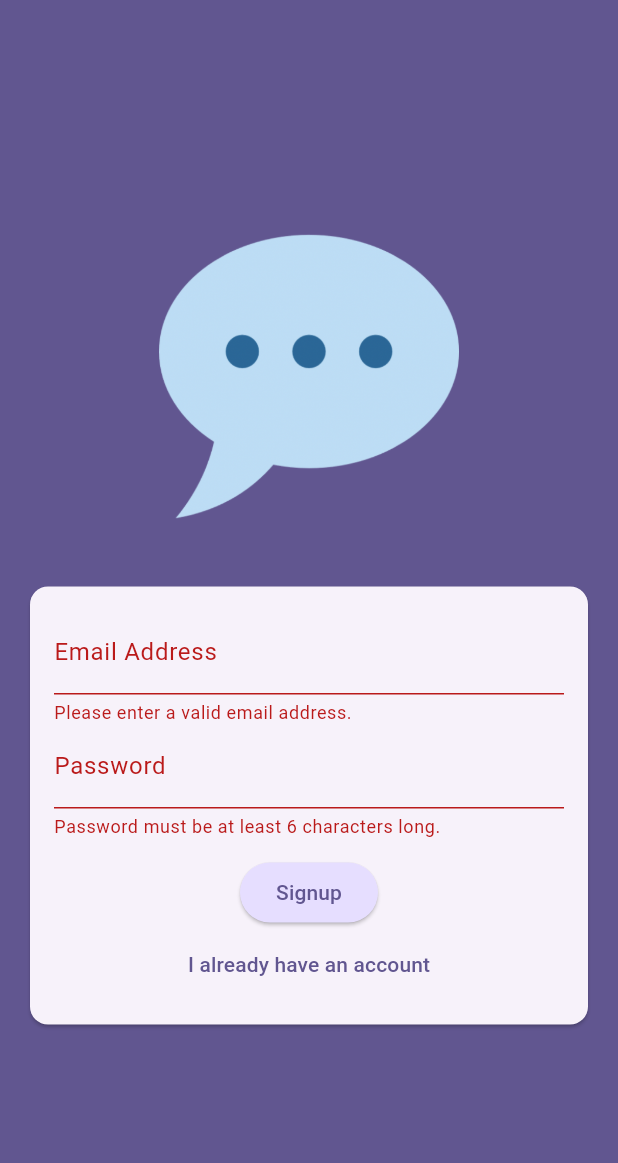
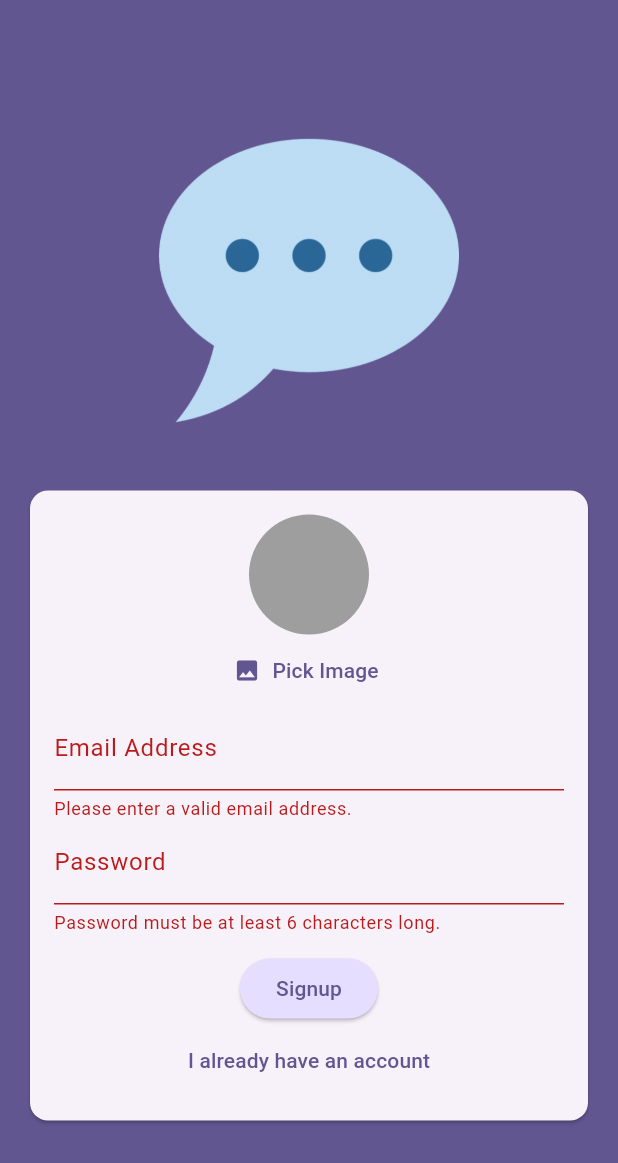
Before and after one commit to Debadrita438/flutter-chat-app, a Flutter app: the screen it shows after launch, after a tap on "Login", after a tap on "Create an account", on a phone screen of 412 x 824 dp. Shown: the top 1163 px of the screen. Run offline on Flutter 3.47's test engine with Material 3 defaults, Android fonts, the phone set to English and light mode, and no system bars; our stand-ins replace firebase_auth, firebase_core, image_picker; accounts and stored records are empty.

Commit message:
changes done added picker

```diff
--- a/lib/main.dart
+++ b/lib/main.dart
@@ -1,7 +1,10 @@
+import 'package:firebase_auth/firebase_auth.dart';
 import 'package:flutter/material.dart';
 import 'package:firebase_core/firebase_core.dart';
 
 import 'firebase_options.dart';
+import 'package:chat_app/screens/splash_screen.dart';
+import 'package:chat_app/screens/chat_screen.dart';
 import 'package:chat_app/screens/auth_screen.dart';
 
 void main() async {
@@ -25,7 +28,18 @@ class MyApp extends StatelessWidget {
           seedColor: const Color.fromARGB(255, 63, 17, 177),
         ),
       ),
-      home: const AuthScreen(),
+      home: StreamBuilder(
+        stream: FirebaseAuth.instance.authStateChanges(),
+        builder: (context, snapshot) {
+          if (snapshot.connectionState == ConnectionState.waiting) {
+            return const SplashScreen();
+          }
+          if (snapshot.hasData) {
+            return const ChatScreen();
+          }
+          return const AuthScreen();
+        },
+      ),
     );
   }
 }
--- a/lib/screens/auth_screen.dart
+++ b/lib/screens/auth_screen.dart
@@ -1,4 +1,10 @@
+import 'dart:io';
+
+import 'package:chat_app/widgets/user_image_picker.dart';
+import 'package:firebase_auth/firebase_auth.dart';
 import 'package:flutter/material.dart';
+
+final _firebase = FirebaseAuth.instance;
 
 class AuthScreen extends StatefulWidget {
   const AuthScreen({super.key});
@@ -11,9 +17,11 @@ class AuthScreen extends StatefulWidget {
 
 class _AuthScreenState extends State<AuthScreen> {
   final _formKey = GlobalKey<FormState>();
+
   var _isLogin = true;
   var _enteredEmail = '';
   var _enteredPassword = '';
+  File? _selectedImage;
 
   String? _emailValidator(String? value) {
     if (value == null || value.trim().isEmpty || !value.contains('@')) {
@@ -29,11 +37,34 @@ class _AuthScreenState extends State<AuthScreen> {
     return null;
   }
 
-  void _signupHandler() {
-    if(_formKey.currentState!.validate()) {
-      _formKey.currentState!.save();
-      print(_enteredEmail);
-      print(_enteredPassword);
+  void _signupHandler() async {
+    if (!_formKey.currentState!.validate()) {
+      return;
+    }
+    _formKey.currentState!.save();
+    try {
+      if (_isLogin) {
+        final loggedInUserCredential =
+            await _firebase.signInWithEmailAndPassword(
+          email: _enteredEmail,
+          password: _enteredPassword,
+        );
+      } else {
+        final userCredentials = await _firebase.createUserWithEmailAndPassword(
+          email: _enteredEmail,
+          password: _enteredPassword,
+        );
+      }
+    } on FirebaseAuthException catch (error) {
+      if (context.mounted) {
+        ScaffoldMessenger.of(context).clearSnackBars();
+        ScaffoldMessenger.of(context).showSnackBar(
+          SnackBar(
+            content: Text(error.message ??
+                'Something went wrong, please try again later.'),
+          ),
+        );
+      }
     }
   }
 
@@ -66,6 +97,10 @@ class _AuthScreenState extends State<AuthScreen> {
                       child: Column(
                         mainAxisSize: MainAxisSize.min,
                         children: [
+                          if (!_isLogin)
+                            UserImagePicker(
+                              onPickedImage: (pickedImage) {},
+                            ),
                           TextFormField(
                             decoration: const InputDecoration(
                               labelText: 'Email Address',
--- /dev/null
+++ b/lib/screens/splash_screen.dart
@@ -0,0 +1,17 @@
+import 'package:flutter/material.dart';
+
+class SplashScreen extends StatelessWidget {
+  const SplashScreen({super.key});
+
+  @override
+  Widget build(BuildContext context) {
+    return Scaffold(
+      appBar: AppBar(
+        title: const Text('FlutterChat'),
+      ),
+      body: const Center(
+        child: Text('Loading...'),
+      ),
+    );
+  }
+}
--- /dev/null
+++ b/lib/widgets/user_image_picker.dart
@@ -0,0 +1,60 @@
+import 'dart:io';
+
+import 'package:flutter/material.dart';
+import 'package:image_picker/image_picker.dart';
+
+class UserImagePicker extends StatefulWidget {
+  const UserImagePicker({super.key, required this.onPickedImage});
+
+  final void Function(File pickedImage) onPickedImage;
+
+  @override
+  State<UserImagePicker> createState() {
+    return _UserImagePickerState();
+  }
+}
+
+class _UserImagePickerState extends State<UserImagePicker> {
+  File? _pickedImageFile;
+
+  void _pickImageHandler() async {
+    final pickedImage = await ImagePicker().pickImage(
+      source: ImageSource.gallery,
+      imageQuality: 50,
+      maxWidth: 150,
+    );
+
+    if (pickedImage == null) {
+      return;
+    }
+
+    setState(() {
+      _pickedImageFile = File(pickedImage.path);
+    });
+    widget.onPickedImage(_pickedImageFile!);
+  }
+
+  @override
+  Widget build(BuildContext context) {
+    return Column(
+      children: [
+        CircleAvatar(
+          radius: 40,
+          backgroundColor: Colors.grey,
+          foregroundImage:
+              _pickedImageFile != null ? FileImage(_pickedImageFile!) : null,
+        ),
+        TextButton.icon(
+          onPressed: _pickImageHandler,
+          icon: const Icon(Icons.image),
+          label: Text(
+            'Pick Image',
+            style: TextStyle(
+              color: Theme.of(context).colorScheme.primary,
+            ),
+          ),
+        ),
+      ],
+    );
+  }
+}
--- a/pubspec.yaml
+++ b/pubspec.yaml
@@ -37,6 +37,8 @@ dependencies:
   cupertino_icons: ^1.0.2
   firebase_core: ^2.24.2
   firebase_auth: ^4.16.0
+  firebase_storage: ^11.6.0
+  image_picker: ^1.0.7
 
 dev_dependencies:
   flutter_test:
```
Also changed, not shown: lib/screens/chat_screen.dart (added, +41 -0 lines), pubspec.lock, 12 other files.
